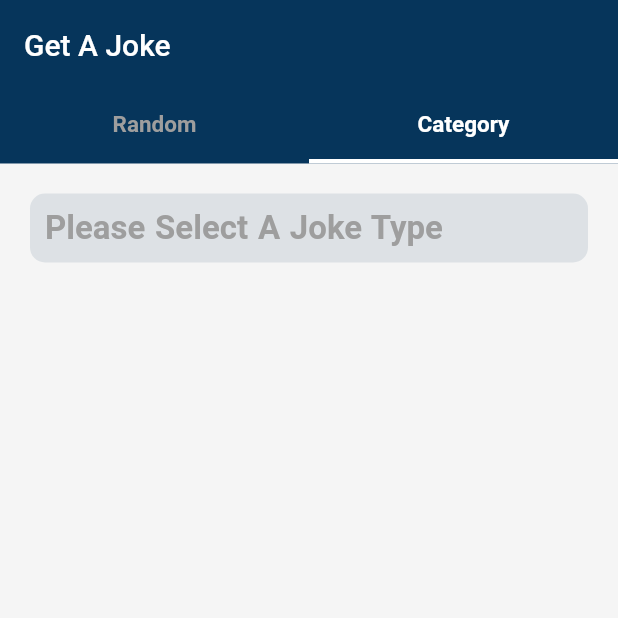
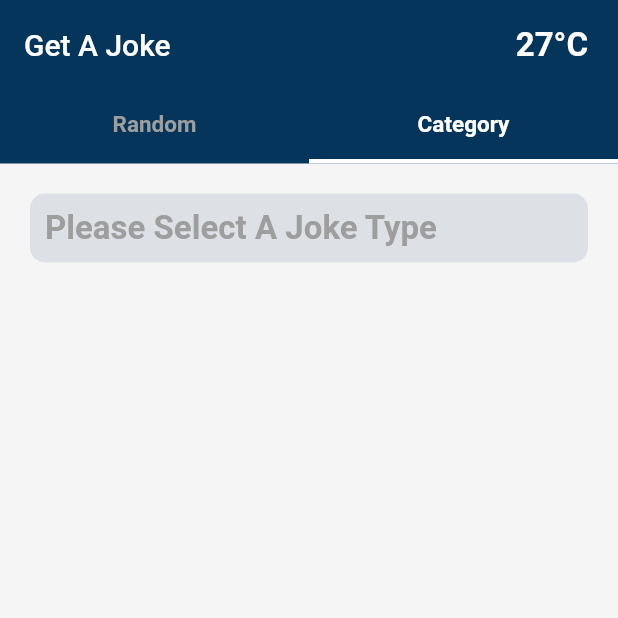
Before and after one commit to Nishadatgit/flutter_joke_app, a Flutter app: the screen it shows after launch, tab 2 chosen, on a phone screen of 412 x 824 dp, the top half of it. Run offline on Flutter 3.47's test engine with Material 2 defaults, Android fonts, the phone set to English and light mode, and no system bars; drawn by our look-alikes of liquid_pull_to_refresh; our stand-ins replace dio, font_awesome_flutter, get, loading_animation_widget, multi_select_flutter; network calls fail.

```diff
--- /dev/null
+++ b/lib/constants/strings.dart
@@ -0,0 +1,2 @@
+const apiKey = "D8Y7jLR2YzYgS52832+/Ug==6wIwYLzEThmpn2TA";
+const weatherAPiUrl = "https://api.api-ninjas.com/v1/weather?city=";
--- a/lib/controller/joke_controller.dart
+++ b/lib/controller/joke_controller.dart
@@ -7,9 +7,7 @@ class JokeController extends GetxController {
 
   var isLoading = true.obs;
 
-
   getJoke() async {
-
     final response =
         await DioService().getMethod("https://v2.jokeapi.dev/joke/any");
 
--- a/lib/model/joke_type_model.dart
+++ b/lib/model/joke_type_model.dart
@@ -6,7 +6,7 @@ class JokeType {
 
 final List<JokeType> jokeTypes = [
   JokeType(name: 'Programming', value: 'Programming'),
-  JokeType(name: 'Pun', value: 'pun'),
+  JokeType(name: 'Pun', value: 'Pun'),
   JokeType(name: 'Misc', value: 'Miscellaneous'),
   JokeType(name: 'Dark', value: 'Dark'),
   JokeType(name: 'Spooky', value: 'Spooky'),
--- a/lib/screens/category_jokes.dart
+++ b/lib/screens/category_jokes.dart
@@ -32,7 +32,7 @@ class CategoryJokes extends StatelessWidget {
                 jokeByTypeController
                     .refreshGetJokeByType(jokeTypeSelectorController.val.value);
               } else {
-                Get.snackbar('Warning', 'Please select a type',
+                Get.snackbar('Cannot reload', 'Please select a type',
                     colorText: Colors.white, backgroundColor: Colors.red);
               }
             },
@@ -62,14 +62,9 @@ class CategoryJokes extends StatelessWidget {
                                 () => Text(
                                   jokeTypeSelectorController.val.value != ''
                                       ? jokeTypeSelectorController.val.value
-                                          .replaceAll(',', ' ')
+                                          .replaceAll(',', '-')
                                       : 'Please Select A Joke Type',
                                   style: TextStyle(
-                                      wordSpacing: jokeTypeSelectorController
-                                                  .val.value !=
-                                              ''
-                                          ? 10
-                                          : 1,
                                       color: jokeTypeSelectorController
                                                   .val.value !=
                                               ''
--- a/lib/screens/main_screen.dart
+++ b/lib/screens/main_screen.dart
@@ -1,4 +1,6 @@
 import 'package:flutter/material.dart';
+import 'package:joke_app/api/service.dart';
+
 import 'package:joke_app/screens/category_jokes.dart';
 
 import 'package:joke_app/screens/random_jokes.dart';
@@ -16,6 +18,28 @@ class MainScreen extends StatelessWidget {
       length: 2,
       child: Scaffold(
           appBar: AppBar(
+            actions: [
+              Column(
+                mainAxisAlignment: MainAxisAlignment.center,
+                children: [
+                  GestureDetector(
+                    onTap: () {
+                      DioService().getWeather('malappuram');
+                    },
+                    child: const Text(
+                      '27°C',
+                      style: TextStyle(
+                          color: Colors.white,
+                          fontSize: 22,
+                          fontWeight: FontWeight.bold),
+                    ),
+                  ),
+                ],
+              ),
+              const SizedBox(
+                width: 20,
+              ),
+            ],
             elevation: 0,
             toolbarHeight: 60,
             backgroundColor: const Color.fromARGB(255, 6, 53, 91),
--- a/pubspec.yaml
+++ b/pubspec.yaml
@@ -39,14 +39,18 @@ dependencies:
   font_awesome_flutter: ^10.1.0
   get: ^4.6.5
   http: ^0.13.5
+  internet_connection_checker: ^0.0.1+4
+  json_annotation: ^4.6.0
   liquid_pull_to_refresh: ^3.0.1
   loading_animation_widget: ^1.2.0+2
   multi_select_flutter: ^4.1.2
 
 dev_dependencies:
+  build_runner: ^2.2.0
   flutter_lints: ^2.0.0
   flutter_test:
     sdk: flutter
+  json_serializable: ^6.3.1
 
 # For information on the generic Dart part of this file, see the
 # following page: https://dart.dev/tools/pub/pubspec
```
Also changed, not shown: lib/api/service.dart (+10 -0 lines), lib/model/joke_model.dart (+3 -4 lines), lib/model/weather_model/weather_model.dart (added, +46 -0 lines), lib/screens/random_jokes.dart (+5 -8 lines), lib/controller/internet_connection_controller.dart (added), lib/model/weather_model.dart (added), lib/model/weather_model/weather_model.g.dart (added), pubspec.lock, 1 other file.
